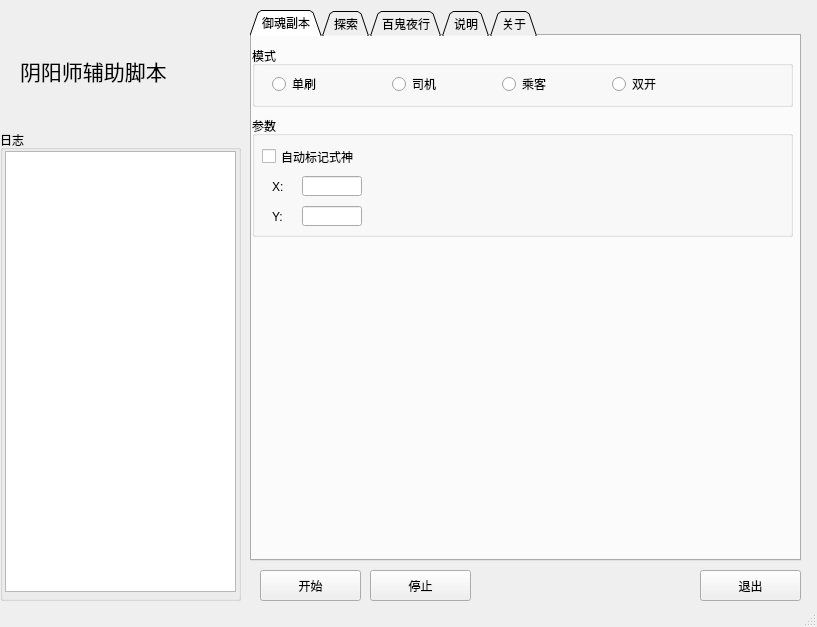
The window that GuiModule/MainWindow.ui (li-zheng-hao/OnmyojiScript) describes before a commit, drawn with Qt 5.
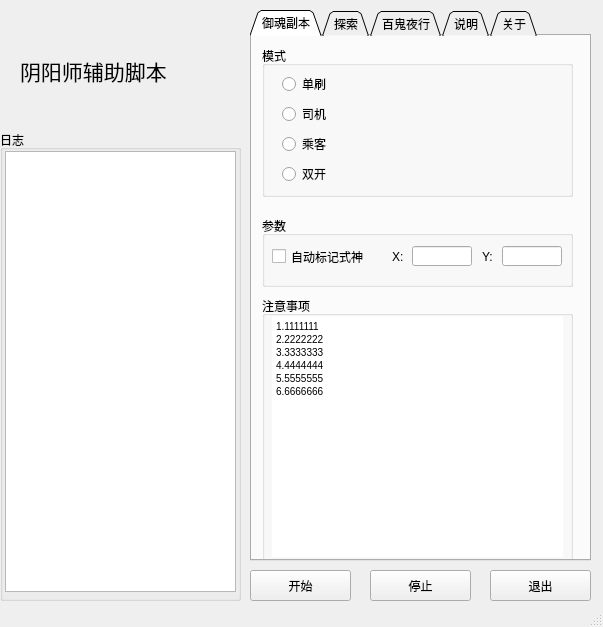
The same window after the commit.

The edit to the form file:
```diff
--- a/GuiModule/MainWindow.ui
+++ b/GuiModule/MainWindow.ui
@@ -6,7 +6,7 @@
    <rect>
     <x>0</x>
     <y>0</y>
-    <width>817</width>
+    <width>603</width>
     <height>627</height>
    </rect>
   </property>
@@ -25,7 +25,7 @@
      <rect>
       <x>250</x>
       <y>10</y>
-      <width>551</width>
+      <width>341</width>
       <height>551</height>
      </rect>
     </property>
@@ -57,10 +57,10 @@
      <widget class="QGroupBox" name="groupBox_2">
       <property name="geometry">
        <rect>
-        <x>0</x>
+        <x>10</x>
         <y>10</y>
-        <width>541</width>
-        <height>61</height>
+        <width>311</width>
+        <height>151</height>
        </rect>
       </property>
       <property name="title">
@@ -82,8 +82,8 @@
       <widget class="QRadioButton" name="radioButton_2">
        <property name="geometry">
         <rect>
-         <x>140</x>
-         <y>30</y>
+         <x>20</x>
+         <y>60</y>
          <width>93</width>
          <height>16</height>
         </rect>
@@ -95,8 +95,8 @@
       <widget class="QRadioButton" name="radioButton_3">
        <property name="geometry">
         <rect>
-         <x>250</x>
-         <y>30</y>
+         <x>20</x>
+         <y>90</y>
          <width>93</width>
          <height>16</height>
         </rect>
@@ -108,8 +108,8 @@
       <widget class="QRadioButton" name="radioButton_4">
        <property name="geometry">
         <rect>
-         <x>360</x>
-         <y>30</y>
+         <x>20</x>
+         <y>120</y>
          <width>93</width>
          <height>16</height>
         </rect>
@@ -122,10 +122,10 @@
      <widget class="QGroupBox" name="groupBox_3">
       <property name="geometry">
        <rect>
-        <x>0</x>
-        <y>80</y>
-        <width>541</width>
-        <height>121</height>
+        <x>10</x>
+        <y>180</y>
+        <width>311</width>
+        <height>71</height>
        </rect>
       </property>
       <property name="title">
@@ -147,8 +147,8 @@
       <widget class="QLineEdit" name="lineEdit">
        <property name="geometry">
         <rect>
-         <x>50</x>
-         <y>60</y>
+         <x>240</x>
+         <y>30</y>
          <width>60</width>
          <height>20</height>
         </rect>
@@ -157,8 +157,8 @@
       <widget class="QLabel" name="label_2">
        <property name="geometry">
         <rect>
-         <x>20</x>
-         <y>60</y>
+         <x>130</x>
+         <y>30</y>
          <width>31</width>
          <height>21</height>
         </rect>
@@ -170,8 +170,8 @@
       <widget class="QLineEdit" name="lineEdit_2">
        <property name="geometry">
         <rect>
-         <x>50</x>
-         <y>90</y>
+         <x>150</x>
+         <y>30</y>
          <width>60</width>
          <height>20</height>
         </rect>
@@ -180,9 +180,9 @@
       <widget class="QLabel" name="label_3">
        <property name="geometry">
         <rect>
-         <x>20</x>
-         <y>90</y>
-         <width>31</width>
+         <x>220</x>
+         <y>30</y>
+         <width>21</width>
          <height>21</height>
         </rect>
        </property>
@@ -191,6 +191,47 @@
        </property>
       </widget>
      </widget>
+     <widget class="QGroupBox" name="groupBox_4">
+      <property name="geometry">
+       <rect>
+        <x>10</x>
+        <y>260</y>
+        <width>311</width>
+        <height>271</height>
+       </rect>
+      </property>
+      <property name="title">
+       <string>注意事项</string>
+      </property>
+      <widget class="QTextEdit" name="textEdit">
+       <property name="geometry">
+        <rect>
+         <x>10</x>
+         <y>20</y>
+         <width>291</width>
+         <height>241</height>
+        </rect>
+       </property>
+       <property name="styleSheet">
+        <string notr="true">border: none;</string>
+       </property>
+       <property name="readOnly">
+        <bool>true</bool>
+       </property>
+       <property name="html">
+        <string>&lt;!DOCTYPE HTML PUBLIC &quot;-//W3C//DTD HTML 4.0//EN&quot; &quot;http://www.w3.org/TR/REC-html40/strict.dtd&quot;&gt;
+&lt;html&gt;&lt;head&gt;&lt;meta name=&quot;qrichtext&quot; content=&quot;1&quot; /&gt;&lt;style type=&quot;text/css&quot;&gt;
+p, li { white-space: pre-wrap; }
+&lt;/style&gt;&lt;/head&gt;&lt;body style=&quot; font-family:'SimSun'; font-size:7.2pt; font-weight:400; font-style:normal;&quot;&gt;
+&lt;p style=&quot; margin-top:0px; margin-bottom:0px; margin-left:0px; margin-right:0px; -qt-block-indent:0; text-indent:0px;&quot;&gt;1.1111111&lt;/p&gt;
+&lt;p style=&quot; margin-top:0px; margin-bottom:0px; margin-left:0px; margin-right:0px; -qt-block-indent:0; text-indent:0px;&quot;&gt;2.2222222&lt;/p&gt;
+&lt;p style=&quot; margin-top:0px; margin-bottom:0px; margin-left:0px; margin-right:0px; -qt-block-indent:0; text-indent:0px;&quot;&gt;3.3333333&lt;/p&gt;
+&lt;p style=&quot; margin-top:0px; margin-bottom:0px; margin-left:0px; margin-right:0px; -qt-block-indent:0; text-indent:0px;&quot;&gt;4.4444444&lt;/p&gt;
+&lt;p style=&quot; margin-top:0px; margin-bottom:0px; margin-left:0px; margin-right:0px; -qt-block-indent:0; text-indent:0px;&quot;&gt;5.5555555&lt;/p&gt;
+&lt;p style=&quot; margin-top:0px; margin-bottom:0px; margin-left:0px; margin-right:0px; -qt-block-indent:0; text-indent:0px;&quot;&gt;6.6666666&lt;/p&gt;&lt;/body&gt;&lt;/html&gt;</string>
+       </property>
+      </widget>
+     </widget>
     </widget>
     <widget class="QWidget" name="tab_2">
      <attribute name="title">
@@ -263,7 +304,7 @@
    <widget class="QPushButton" name="pushButton">
     <property name="geometry">
      <rect>
-      <x>260</x>
+      <x>250</x>
       <y>570</y>
       <width>101</width>
       <height>31</height>
@@ -289,7 +330,7 @@
    <widget class="QPushButton" name="pushButton_3">
     <property name="geometry">
      <rect>
-      <x>700</x>
+      <x>490</x>
       <y>570</y>
       <width>101</width>
       <height>31</height>
```
Left out of the diff: 6 changed lines with no effect on the pictures.
